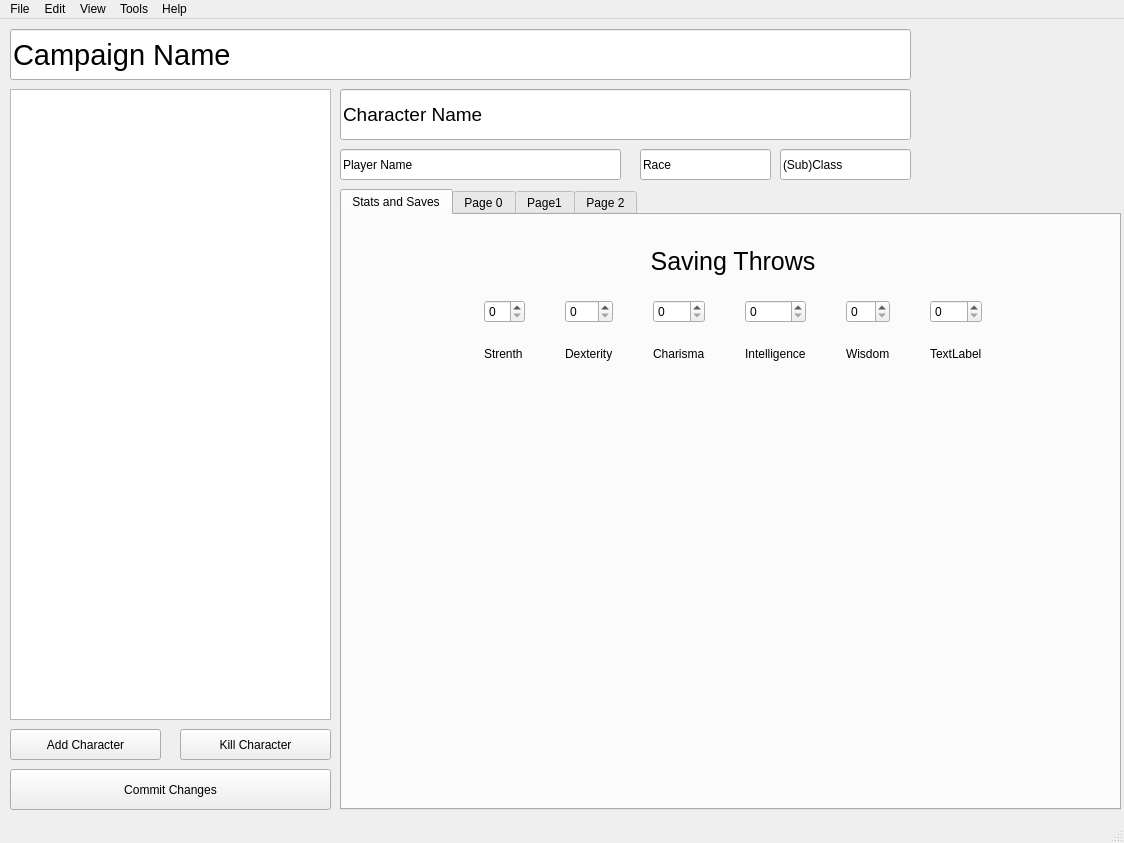
This is dmanager.ui in mng-25/DungeonManager as Qt 5 draws it before an edit. The edited form follows.
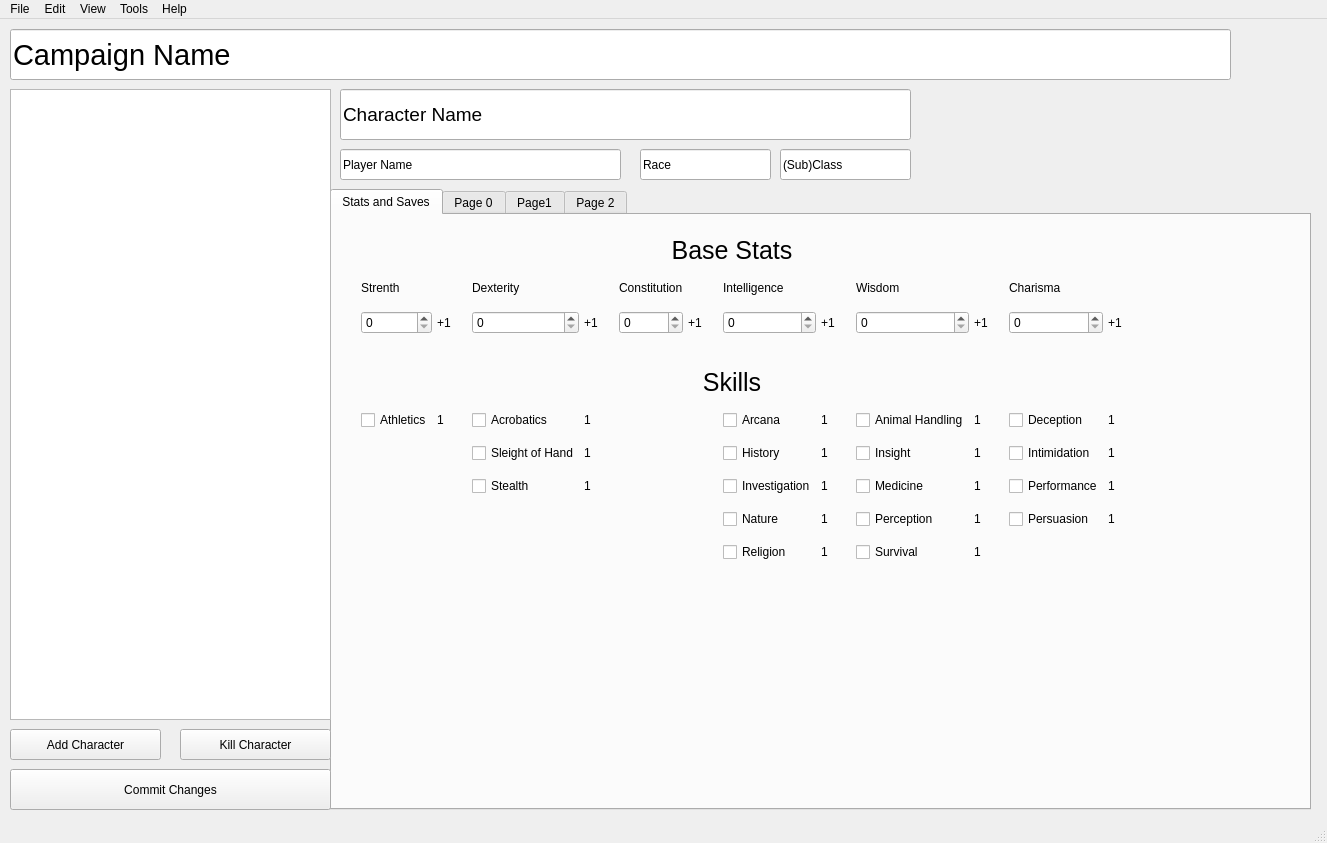
This is the edited form.

```diff
--- a/dmanager.ui
+++ b/dmanager.ui
@@ -6,7 +6,7 @@
    <rect>
     <x>0</x>
     <y>0</y>
-    <width>1124</width>
+    <width>1327</width>
     <height>843</height>
    </rect>
   </property>
@@ -17,9 +17,9 @@
    <widget class="QTabWidget" name="tabWidget">
     <property name="geometry">
      <rect>
-      <x>340</x>
+      <x>330</x>
       <y>170</y>
-      <width>781</width>
+      <width>981</width>
       <height>621</height>
      </rect>
     </property>
@@ -33,10 +33,10 @@
      <widget class="QWidget" name="gridLayoutWidget">
       <property name="geometry">
        <rect>
-        <x>10</x>
+        <x>29</x>
         <y>10</y>
-        <width>761</width>
-        <height>161</height>
+        <width>951</width>
+        <height>354</height>
        </rect>
       </property>
       <layout class="QGridLayout" name="gridLayout">
@@ -49,102 +49,30 @@
        <property name="verticalSpacing">
         <number>2</number>
        </property>
-       <item row="1" column="12">
-        <spacer name="horizontalSpacer_8">
-         <property name="orientation">
-          <enum>Qt::Horizontal</enum>
-         </property>
-         <property name="sizeType">
-          <enum>QSizePolicy::MinimumExpanding</enum>
-         </property>
-         <property name="sizeHint" stdset="0">
-          <size>
-           <width>30</width>
-           <height>20</height>
-          </size>
-         </property>
-        </spacer>
-       </item>
-       <item row="1" column="5">
-        <widget class="QSpinBox" name="chrSpin"/>
-       </item>
-       <item row="1" column="1">
-        <widget class="QSpinBox" name="strSpin"/>
-       </item>
-       <item row="1" column="9">
-        <widget class="QSpinBox" name="wisSpin"/>
-       </item>
-       <item row="1" column="0">
-        <spacer name="horizontalSpacer">
-         <property name="orientation">
-          <enum>Qt::Horizontal</enum>
-         </property>
-         <property name="sizeType">
-          <enum>QSizePolicy::MinimumExpanding</enum>
-         </property>
-         <property name="sizeHint" stdset="0">
-          <size>
-           <width>30</width>
-           <height>20</height>
-          </size>
-         </property>
-        </spacer>
-       </item>
-       <item row="1" column="11">
-        <widget class="QSpinBox" name="spinBox_6"/>
-       </item>
-       <item row="1" column="2">
-        <spacer name="horizontalSpacer_2">
-         <property name="orientation">
-          <enum>Qt::Horizontal</enum>
-         </property>
-         <property name="sizeType">
-          <enum>QSizePolicy::Maximum</enum>
-         </property>
-         <property name="sizeHint" stdset="0">
-          <size>
-           <width>30</width>
-           <height>20</height>
-          </size>
-         </property>
-        </spacer>
-       </item>
-       <item row="1" column="3">
+       <item row="2" column="2">
         <widget class="QSpinBox" name="dexSpin"/>
        </item>
-       <item row="1" column="6">
-        <spacer name="horizontalSpacer_3">
-         <property name="orientation">
-          <enum>Qt::Horizontal</enum>
+       <item row="2" column="8">
+        <widget class="QSpinBox" name="wisSpin"/>
+       </item>
+       <item row="2" column="4">
+        <widget class="QSpinBox" name="chrSpin"/>
+       </item>
+       <item row="9" column="6">
+        <widget class="QCheckBox" name="checkBox_6">
+         <property name="text">
+          <string>Religion</string>
          </property>
-         <property name="sizeType">
-          <enum>QSizePolicy::Maximum</enum>
-         </property>
-         <property name="sizeHint" stdset="0">
-          <size>
-           <width>30</width>
-           <height>20</height>
-          </size>
-         </property>
-        </spacer>
+        </widget>
        </item>
-       <item row="1" column="8">
-        <spacer name="horizontalSpacer_5">
-         <property name="orientation">
-          <enum>Qt::Horizontal</enum>
+       <item row="7" column="10">
+        <widget class="QCheckBox" name="checkBox_19">
+         <property name="text">
+          <string>Performance</string>
          </property>
-         <property name="sizeType">
-          <enum>QSizePolicy::Maximum</enum>
-         </property>
-         <property name="sizeHint" stdset="0">
-          <size>
-           <width>30</width>
-           <height>20</height>
-          </size>
-         </property>
-        </spacer>
+        </widget>
        </item>
-       <item row="0" column="1" colspan="11">
+       <item row="0" column="0" colspan="11">
         <widget class="QLabel" name="label">
          <property name="sizePolicy">
           <sizepolicy hsizetype="Preferred" vsizetype="Maximum">
@@ -158,50 +86,141 @@
           </font>
          </property>
          <property name="text">
-          <string>Saving Throws</string>
+          <string>Base Stats</string>
          </property>
          <property name="alignment">
           <set>Qt::AlignCenter</set>
          </property>
         </widget>
        </item>
-       <item row="1" column="4">
-        <spacer name="horizontalSpacer_4">
-         <property name="orientation">
-          <enum>Qt::Horizontal</enum>
+       <item row="6" column="11">
+        <widget class="QLabel" name="label_40">
+         <property name="text">
+          <string>1</string>
          </property>
-         <property name="sizeType">
-          <enum>QSizePolicy::Maximum</enum>
+         <property name="alignment">
+          <set>Qt::AlignLeading|Qt::AlignLeft|Qt::AlignVCenter</set>
          </property>
-         <property name="sizeHint" stdset="0">
-          <size>
-           <width>30</width>
-           <height>20</height>
-          </size>
+        </widget>
+       </item>
+       <item row="8" column="11">
+        <widget class="QLabel" name="label_38">
+         <property name="text">
+          <string>1</string>
          </property>
-        </spacer>
+         <property name="alignment">
+          <set>Qt::AlignLeading|Qt::AlignLeft|Qt::AlignVCenter</set>
+         </property>
+        </widget>
        </item>
-       <item row="1" column="10">
-        <spacer name="horizontalSpacer_6">
-         <property name="orientation">
-          <enum>Qt::Horizontal</enum>
+       <item row="5" column="8">
+        <widget class="QCheckBox" name="checkBox_7">
+         <property name="text">
+          <string>Animal Handling</string>
          </property>
-         <property name="sizeType">
-          <enum>QSizePolicy::Maximum</enum>
+        </widget>
+       </item>
+       <item row="9" column="9">
+        <widget class="QLabel" name="label_41">
+         <property name="text">
+          <string>1</string>
          </property>
-         <property name="sizeHint" stdset="0">
-          <size>
-           <width>30</width>
-           <height>20</height>
-          </size>
+         <property name="alignment">
+          <set>Qt::AlignLeading|Qt::AlignLeft|Qt::AlignVCenter</set>
          </property>
-        </spacer>
+        </widget>
+       </item>
+       <item row="5" column="7">
+        <widget class="QLabel" name="label_31">
+         <property name="text">
+          <string>1</string>
+         </property>
+         <property name="alignment">
+          <set>Qt::AlignLeading|Qt::AlignLeft|Qt::AlignVCenter</set>
+         </property>
+        </widget>
        </item>
        <item row="1" column="7">
-        <widget class="QSpinBox" name="intSpin"/>
+        <spacer name="horizontalSpacer_5">
+         <property name="orientation">
+          <enum>Qt::Horizontal</enum>
+         </property>
+         <property name="sizeType">
+          <enum>QSizePolicy::Maximum</enum>
+         </property>
+         <property name="sizeHint" stdset="0">
+          <size>
+           <width>30</width>
+           <height>20</height>
+          </size>
+         </property>
+        </spacer>
        </item>
-       <item row="2" column="1">
-        <widget class="QLabel" name="label_2">
+       <item row="1" column="11">
+        <spacer name="horizontalSpacer_8">
+         <property name="orientation">
+          <enum>Qt::Horizontal</enum>
+         </property>
+         <property name="sizeType">
+          <enum>QSizePolicy::MinimumExpanding</enum>
+         </property>
+         <property name="sizeHint" stdset="0">
+          <size>
+           <width>15</width>
+           <height>20</height>
+          </size>
+         </property>
+        </spacer>
+       </item>
+       <item row="1" column="9">
+        <spacer name="horizontalSpacer_6">
+         <property name="orientation">
+          <enum>Qt::Horizontal</enum>
+         </property>
+         <property name="sizeType">
+          <enum>QSizePolicy::Maximum</enum>
+         </property>
+         <property name="sizeHint" stdset="0">
+          <size>
+           <width>30</width>
+           <height>20</height>
+          </size>
+         </property>
+        </spacer>
+       </item>
+       <item row="5" column="0">
+        <widget class="QCheckBox" name="checkBox_2">
+         <property name="text">
+          <string>Athletics</string>
+         </property>
+        </widget>
+       </item>
+       <item row="8" column="10">
+        <widget class="QCheckBox" name="checkBox_10">
+         <property name="text">
+          <string>Persuasion</string>
+         </property>
+        </widget>
+       </item>
+       <item row="7" column="9">
+        <widget class="QLabel" name="label_33">
+         <property name="text">
+          <string>1</string>
+         </property>
+         <property name="alignment">
+          <set>Qt::AlignLeading|Qt::AlignLeft|Qt::AlignVCenter</set>
+         </property>
+        </widget>
+       </item>
+       <item row="6" column="6">
+        <widget class="QCheckBox" name="checkBox_11">
+         <property name="text">
+          <string>History</string>
+         </property>
+        </widget>
+       </item>
+       <item row="1" column="6">
+        <widget class="QLabel" name="label_5">
          <property name="sizePolicy">
           <sizepolicy hsizetype="Preferred" vsizetype="Maximum">
            <horstretch>0</horstretch>
@@ -209,11 +228,82 @@
           </sizepolicy>
          </property>
          <property name="text">
-          <string>Strenth</string>
+          <string>Intelligence</string>
          </property>
         </widget>
        </item>
-       <item row="2" column="3">
+       <item row="8" column="9">
+        <widget class="QLabel" name="label_17">
+         <property name="text">
+          <string>1</string>
+         </property>
+         <property name="alignment">
+          <set>Qt::AlignLeading|Qt::AlignLeft|Qt::AlignVCenter</set>
+         </property>
+        </widget>
+       </item>
+       <item row="5" column="3">
+        <widget class="QLabel" name="label_12">
+         <property name="text">
+          <string>1</string>
+         </property>
+         <property name="alignment">
+          <set>Qt::AlignLeading|Qt::AlignLeft|Qt::AlignVCenter</set>
+         </property>
+        </widget>
+       </item>
+       <item row="1" column="4">
+        <widget class="QLabel" name="label_4">
+         <property name="sizePolicy">
+          <sizepolicy hsizetype="Preferred" vsizetype="Maximum">
+           <horstretch>0</horstretch>
+           <verstretch>0</verstretch>
+          </sizepolicy>
+         </property>
+         <property name="text">
+          <string>Constitution</string>
+         </property>
+        </widget>
+       </item>
+       <item row="5" column="2">
+        <widget class="QCheckBox" name="checkBox_3">
+         <property name="text">
+          <string>Acrobatics</string>
+         </property>
+        </widget>
+       </item>
+       <item row="6" column="10">
+        <widget class="QCheckBox" name="checkBox_18">
+         <property name="text">
+          <string>Intimidation</string>
+         </property>
+        </widget>
+       </item>
+       <item row="5" column="9">
+        <widget class="QLabel" name="label_28">
+         <property name="text">
+          <string>1</string>
+         </property>
+         <property name="alignment">
+          <set>Qt::AlignLeading|Qt::AlignLeft|Qt::AlignVCenter</set>
+         </property>
+        </widget>
+       </item>
+       <item row="8" column="8">
+        <widget class="QCheckBox" name="checkBox_17">
+         <property name="text">
+          <string>Perception</string>
+         </property>
+        </widget>
+       </item>
+       <item row="7" column="8">
+        <widget class="QCheckBox" name="checkBox_16">
+         <property name="text">
+          <string>Medicine</string>
+         </property>
+        </widget>
+       </item>
+       <item row="1" column="2">
         <widget class="QLabel" name="label_3">
          <property name="sizePolicy">
           <sizepolicy hsizetype="Preferred" vsizetype="Maximum">
@@ -226,20 +316,7 @@
          </property>
         </widget>
        </item>
-       <item row="2" column="5">
-        <widget class="QLabel" name="label_4">
-         <property name="sizePolicy">
-          <sizepolicy hsizetype="Preferred" vsizetype="Maximum">
-           <horstretch>0</horstretch>
-           <verstretch>0</verstretch>
-          </sizepolicy>
-         </property>
-         <property name="text">
-          <string>Charisma</string>
-         </property>
-        </widget>
-       </item>
-       <item row="2" column="9">
+       <item row="1" column="8">
         <widget class="QLabel" name="label_6">
          <property name="sizePolicy">
           <sizepolicy hsizetype="Preferred" vsizetype="Maximum">
@@ -252,7 +329,27 @@
          </property>
         </widget>
        </item>
-       <item row="2" column="11">
+       <item row="6" column="7">
+        <widget class="QLabel" name="label_32">
+         <property name="text">
+          <string>1</string>
+         </property>
+         <property name="alignment">
+          <set>Qt::AlignLeading|Qt::AlignLeft|Qt::AlignVCenter</set>
+         </property>
+        </widget>
+       </item>
+       <item row="7" column="3">
+        <widget class="QLabel" name="label_16">
+         <property name="text">
+          <string>1</string>
+         </property>
+         <property name="alignment">
+          <set>Qt::AlignLeading|Qt::AlignLeft|Qt::AlignVCenter</set>
+         </property>
+        </widget>
+       </item>
+       <item row="1" column="10">
         <widget class="QLabel" name="label_7">
          <property name="sizePolicy">
           <sizepolicy hsizetype="Preferred" vsizetype="Maximum">
@@ -261,12 +358,29 @@
           </sizepolicy>
          </property>
          <property name="text">
-          <string>TextLabel</string>
+          <string>Charisma</string>
          </property>
         </widget>
        </item>
        <item row="2" column="7">
-        <widget class="QLabel" name="label_5">
+        <widget class="QLabel" name="label_44">
+         <property name="text">
+          <string>+1</string>
+         </property>
+         <property name="alignment">
+          <set>Qt::AlignLeading|Qt::AlignLeft|Qt::AlignVCenter</set>
+         </property>
+        </widget>
+       </item>
+       <item row="7" column="6">
+        <widget class="QCheckBox" name="checkBox_12">
+         <property name="text">
+          <string>Investigation</string>
+         </property>
+        </widget>
+       </item>
+       <item row="1" column="0">
+        <widget class="QLabel" name="label_2">
          <property name="sizePolicy">
           <sizepolicy hsizetype="Preferred" vsizetype="Maximum">
            <horstretch>0</horstretch>
@@ -274,7 +388,276 @@
           </sizepolicy>
          </property>
          <property name="text">
-          <string>Intelligence</string>
+          <string>Strenth</string>
+         </property>
+        </widget>
+       </item>
+       <item row="5" column="1">
+        <widget class="QLabel" name="label_9">
+         <property name="text">
+          <string>1</string>
+         </property>
+         <property name="alignment">
+          <set>Qt::AlignLeading|Qt::AlignLeft|Qt::AlignVCenter</set>
+         </property>
+        </widget>
+       </item>
+       <item row="2" column="3">
+        <widget class="QLabel" name="label_42">
+         <property name="text">
+          <string>+1</string>
+         </property>
+         <property name="alignment">
+          <set>Qt::AlignLeading|Qt::AlignLeft|Qt::AlignVCenter</set>
+         </property>
+        </widget>
+       </item>
+       <item row="2" column="0">
+        <widget class="QSpinBox" name="strSpin"/>
+       </item>
+       <item row="7" column="7">
+        <widget class="QLabel" name="label_30">
+         <property name="text">
+          <string>1</string>
+         </property>
+         <property name="alignment">
+          <set>Qt::AlignLeading|Qt::AlignLeft|Qt::AlignVCenter</set>
+         </property>
+        </widget>
+       </item>
+       <item row="1" column="1">
+        <spacer name="horizontalSpacer_7">
+         <property name="orientation">
+          <enum>Qt::Horizontal</enum>
+         </property>
+         <property name="sizeType">
+          <enum>QSizePolicy::Maximum</enum>
+         </property>
+         <property name="sizeHint" stdset="0">
+          <size>
+           <width>30</width>
+           <height>20</height>
+          </size>
+         </property>
+        </spacer>
+       </item>
+       <item row="7" column="2">
+        <widget class="QCheckBox" name="checkBox_4">
+         <property name="text">
+          <string>Stealth</string>
+         </property>
+        </widget>
+       </item>
+       <item row="2" column="5">
+        <widget class="QLabel" name="label_43">
+         <property name="text">
+          <string>+1</string>
+         </property>
+         <property name="alignment">
+          <set>Qt::AlignLeading|Qt::AlignLeft|Qt::AlignVCenter</set>
+         </property>
+        </widget>
+       </item>
+       <item row="5" column="10">
+        <widget class="QCheckBox" name="checkBox_9">
+         <property name="text">
+          <string>Deception</string>
+         </property>
+        </widget>
+       </item>
+       <item row="2" column="6">
+        <widget class="QSpinBox" name="intSpin"/>
+       </item>
+       <item row="1" column="3">
+        <spacer name="horizontalSpacer_4">
+         <property name="orientation">
+          <enum>Qt::Horizontal</enum>
+         </property>
+         <property name="sizeType">
+          <enum>QSizePolicy::Maximum</enum>
+         </property>
+         <property name="sizeHint" stdset="0">
+          <size>
+           <width>30</width>
+           <height>20</height>
+          </size>
+         </property>
+        </spacer>
+       </item>
+       <item row="2" column="1">
+        <widget class="QLabel" name="label_36">
+         <property name="text">
+          <string>+1</string>
+         </property>
+         <property name="alignment">
+          <set>Qt::AlignLeading|Qt::AlignLeft|Qt::AlignVCenter</set>
+         </property>
+        </widget>
+       </item>
+       <item row="1" column="5">
+        <spacer name="horizontalSpacer_3">
+         <property name="orientation">
+          <enum>Qt::Horizontal</enum>
+         </property>
+         <property name="sizeType">
+          <enum>QSizePolicy::Maximum</enum>
+         </property>
+         <property name="sizeHint" stdset="0">
+          <size>
+           <width>30</width>
+           <height>20</height>
+          </size>
+         </property>
+        </spacer>
+       </item>
+       <item row="2" column="10">
+        <widget class="QSpinBox" name="spinBox_6"/>
+       </item>
+       <item row="9" column="7">
+        <widget class="QLabel" name="label_35">
+         <property name="text">
+          <string>1</string>
+         </property>
+         <property name="alignment">
+          <set>Qt::AlignLeading|Qt::AlignLeft|Qt::AlignVCenter</set>
+         </property>
+        </widget>
+       </item>
+       <item row="5" column="11">
+        <widget class="QLabel" name="label_37">
+         <property name="text">
+          <string>1</string>
+         </property>
+         <property name="alignment">
+          <set>Qt::AlignLeading|Qt::AlignLeft|Qt::AlignVCenter</set>
+         </property>
+        </widget>
+       </item>
+       <item row="7" column="11">
+        <widget class="QLabel" name="label_39">
+         <property name="text">
+          <string>1</string>
+         </property>
+         <property name="alignment">
+          <set>Qt::AlignLeading|Qt::AlignLeft|Qt::AlignVCenter</set>
+         </property>
+        </widget>
+       </item>
+       <item row="4" column="0" colspan="11">
+        <widget class="QLabel" name="label_8">
+         <property name="sizePolicy">
+          <sizepolicy hsizetype="Preferred" vsizetype="Expanding">
+           <horstretch>0</horstretch>
+           <verstretch>0</verstretch>
+          </sizepolicy>
+         </property>
+         <property name="minimumSize">
+          <size>
+           <width>0</width>
+           <height>20</height>
+          </size>
+         </property>
+         <property name="maximumSize">
+          <size>
+           <width>16777215</width>
+           <height>50</height>
+          </size>
+         </property>
+         <property name="font">
+          <font>
+           <pointsize>19</pointsize>
+          </font>
+         </property>
+         <property name="text">
+          <string>Skills</string>
+         </property>
+         <property name="alignment">
+          <set>Qt::AlignBottom|Qt::AlignHCenter</set>
+         </property>
+        </widget>
+       </item>
+       <item row="5" column="6">
+        <widget class="QCheckBox" name="checkBox_5">
+         <property name="text">
+          <string>Arcana</string>
+         </property>
+        </widget>
+       </item>
+       <item row="6" column="3">
+        <widget class="QLabel" name="label_13">
+         <property name="text">
+          <string>1</string>
+         </property>
+         <property name="alignment">
+          <set>Qt::AlignLeading|Qt::AlignLeft|Qt::AlignVCenter</set>
+         </property>
+        </widget>
+       </item>
+       <item row="9" column="8">
+        <widget class="QCheckBox" name="checkBox_8">
+         <property name="text">
+          <string>Survival</string>
+         </property>
+        </widget>
+       </item>
+       <item row="8" column="7">
+        <widget class="QLabel" name="label_34">
+         <property name="text">
+          <string>1</string>
+         </property>
+         <property name="alignment">
+          <set>Qt::AlignLeading|Qt::AlignLeft|Qt::AlignVCenter</set>
+         </property>
+        </widget>
+       </item>
+       <item row="6" column="8">
+        <widget class="QCheckBox" name="checkBox_15">
+         <property name="text">
+          <string>Insight</string>
+         </property>
+        </widget>
+       </item>
+       <item row="8" column="6">
+        <widget class="QCheckBox" name="checkBox_14">
+         <property name="text">
+          <string>Nature</string>
+         </property>
+        </widget>
+       </item>
+       <item row="6" column="9">
+        <widget class="QLabel" name="label_29">
+         <property name="text">
+          <string>1</string>
+         </property>
+         <property name="alignment">
+          <set>Qt::AlignLeading|Qt::AlignLeft|Qt::AlignVCenter</set>
+         </property>
+        </widget>
+       </item>
+       <item row="6" column="2">
+        <widget class="QCheckBox" name="checkBox_13">
+         <property name="text">
+          <string>Sleight of Hand</string>
+         </property>
+        </widget>
+       </item>
+       <item row="2" column="11">
+        <widget class="QLabel" name="label_45">
+         <property name="text">
+          <string>+1</string>
+         </property>
+         <property name="alignment">
+          <set>Qt::AlignLeading|Qt::AlignLeft|Qt::AlignVCenter</set>
+         </property>
+        </widget>
+       </item>
+       <item row="2" column="9">
+        <widget class="QLabel" name="label_46">
+         <property name="text">
+          <string>+1</string>
+         </property>
+         <property name="alignment">
+          <set>Qt::AlignLeading|Qt::AlignLeft|Qt::AlignVCenter</set>
          </property>
         </widget>
        </item>
@@ -372,7 +755,7 @@
      <rect>
       <x>10</x>
       <y>10</y>
-      <width>901</width>
+      <width>1221</width>
       <height>51</height>
      </rect>
     </property>
@@ -432,7 +815,7 @@
     <rect>
      <x>0</x>
      <y>0</y>
-     <width>1124</width>
+     <width>1327</width>
      <height>21</height>
     </rect>
    </property>
```
